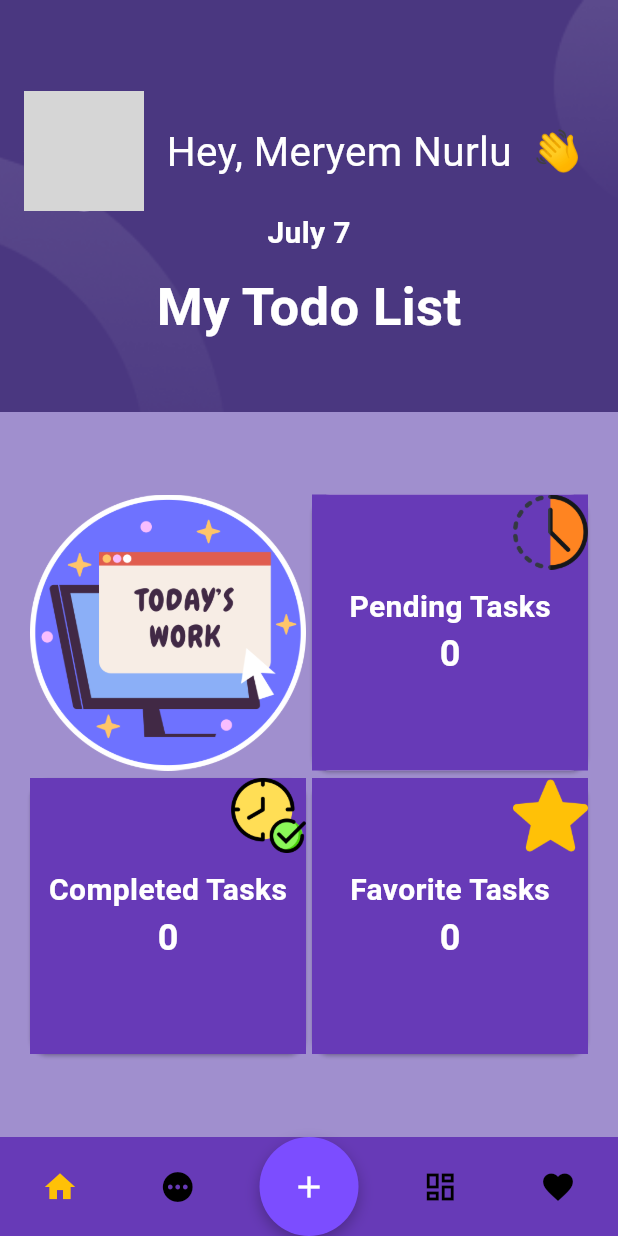
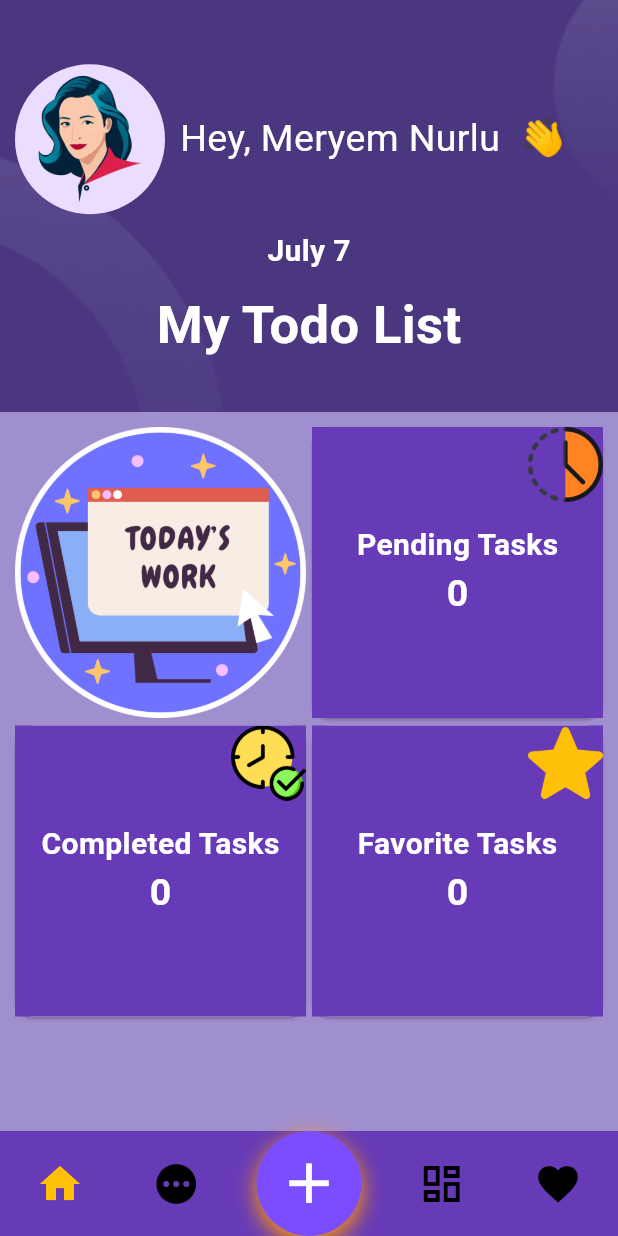
Before and after one commit to nurlumeryem/TasksApp, a Flutter app: the screen it shows after launch, on a phone screen of 412 x 824 dp. Run offline on Flutter 3.47's test engine with Material 3 defaults, Android fonts, the phone set to English and light mode, and no system bars; our stand-ins replace bloc, cloud_firestore, equatable, firebase_auth, firebase_core, flutter_bloc and 4 more; accounts and stored records are empty; grey boxes are pictures that could not be loaded.

Commit message:
constanst

```diff
--- a/lib/core/constants/app_assets.dart
+++ b/lib/core/constants/app_assets.dart
@@ -0,0 +1,10 @@
+class AppAssets {
+  //home view
+  static const profileImage = "assets/images/profile.png";
+  static const headerImage = "assets/images/header.png";
+  static const workImage = "assets/images/work.png";
+  static const clocImage = "assets/images/clock.png";
+  static const timeImage = "assets/images/time.png";
+  static const starImage = "assets/images/star.png";
+  //static const Image = "assets/images/star.png";
+}
--- /dev/null
+++ b/lib/core/constants/app_constant.dart
@@ -0,0 +1,36 @@
+import 'package:flutter/widgets.dart';
+
+class AppConstant {
+  // Static heights
+  static const double height10 = 10.0;
+  static const double height15 = 15.0;
+  static const double height20 = 20.0;
+  static const double height30 = 30.0;
+  static const double height45 = 45.0;
+  static const double height50 = 50.0;
+  static const double height200 = 200.0;
+
+  // Static widths
+  static const double width10 = 10.0;
+  static const double width15 = 15.0;
+  static const double width20 = 20.0;
+  static const double width30 = 30.0;
+  static const double width50 = 50.0;
+  static const double width200 = 200.0;
+
+  // Static font sizes
+  static const double font16 = 16.0;
+  static const double font20 = 20.0;
+  static const double font25 = 25.0;
+  static const double font35 = 35.0;
+
+  // Static radii
+  static const double radius15 = 15.0;
+  static const double radius20 = 20.0;
+  static const double radius50 = 50.0;
+
+  // Static padding values
+  static const EdgeInsets padding10 = EdgeInsets.all(10.0);
+  static const EdgeInsets padding15 = EdgeInsets.all(15.0);
+  static const EdgeInsets padding20 = EdgeInsets.all(20.0);
+}
--- a/lib/core/routes/routes.manager.dart
+++ b/lib/core/routes/routes.manager.dart
@@ -5,9 +5,7 @@ import 'package:tasks_app/core/locator/locator.dart';
 import 'package:tasks_app/core/routes/routes.dart';
 import 'package:tasks_app/models/task_model.dart';
 import 'package:tasks_app/view/tasks/edit_task_view.dart';
-
 import 'package:tasks_app/view/main/main_view.dart';
-import '../../bloc/main_bloc/main_bloc.dart';
 
 final GoRouter router = GoRouter(
   routes: [
--- a/lib/view/home/home_view.dart
+++ b/lib/view/home/home_view.dart
@@ -1,6 +1,8 @@
 import 'package:flutter/material.dart';
 import 'package:intl/intl.dart';
 import 'package:tasks_app/bloc/bloc_exports.dart';
+import 'package:tasks_app/core/constants/app_assets.dart';
+import 'package:tasks_app/core/constants/app_constant.dart';
 import 'package:tasks_app/core/locator/locator.dart';
 import 'package:tasks_app/widgets/card_container_widget.dart';
 
@@ -34,7 +36,7 @@ class _HomeScreenState extends State<HomeScreen> {
                 height: deviceHeight / 3,
                 decoration: const BoxDecoration(
                   image: DecorationImage(
-                    image: AssetImage("assets/images/header.png"),
+                    image: AssetImage(AppAssets.headerImage),
                     fit: BoxFit.cover,
                   ),
                 ),
@@ -42,16 +44,16 @@ class _HomeScreenState extends State<HomeScreen> {
                   mainAxisAlignment: MainAxisAlignment.center,
                   children: [
                     const Padding(
-                      padding: EdgeInsets.only(left: 16, top: 16),
+                      padding: AppConstant.padding10,
                       child: Row(
                         children: [
                           CircleAvatar(
-                            radius: 40,
-                            backgroundImage: NetworkImage(
-                              "https://as1.ftcdn.net/v2/jpg/01/16/24/44/1000_F_116244459_pywR1e0T3H7FPk3LTMjG6jsL3UchDpht.jpg",
-                            ),
+                              radius: AppConstant.radius50,
+                              backgroundImage:
+                                  AssetImage(AppAssets.profileImage)),
+                          SizedBox(
+                            width: AppConstant.width10,
                           ),
-                          SizedBox(width: 15),
                           Column(
                             crossAxisAlignment: CrossAxisAlignment.start,
                             children: [
@@ -59,7 +61,7 @@ class _HomeScreenState extends State<HomeScreen> {
                                 "Hey, Meryem Nurlu  👋",
                                 style: TextStyle(
                                   color: Colors.white,
-                                  fontSize: 27,
+                                  fontSize: AppConstant.font25,
                                   fontWeight: FontWeight.normal,
                                 ),
                               ),
@@ -72,16 +74,16 @@ class _HomeScreenState extends State<HomeScreen> {
                       formattedDate,
                       style: const TextStyle(
                         color: Colors.white,
-                        fontSize: 20,
+                        fontSize: AppConstant.font20,
                         fontWeight: FontWeight.bold,
                       ),
                     ),
-                    const SizedBox(height: 10),
+                    const SizedBox(height: AppConstant.height10),
                     const Text(
                       "My Todo List",
                       style: TextStyle(
                         color: Colors.white,
-                        fontSize: 35,
+                        fontSize: AppConstant.font35,
                         fontWeight: FontWeight.bold,
                       ),
                     ),
@@ -103,9 +105,9 @@ class _HomeScreenState extends State<HomeScreen> {
                         children: [
                           Center(
                             child: Image.asset(
-                              'assets/images/work.png',
-                              width: 200,
-                              height: 200,
+                              AppAssets.workImage,
+                              width: AppConstant.width200,
+                              height: AppConstant.height200,
                             ),
                           ),
                           BlocBuilder<TasksBloc, TasksState>(
@@ -113,7 +115,7 @@ class _HomeScreenState extends State<HomeScreen> {
                               title: "Pending Tasks",
                               count: state.pendingTasks.length,
                               color: const Color.fromRGBO(103, 58, 183, 1),
-                              iconPath: 'assets/images/clock.png',
+                              iconPath: AppAssets.clocImage,
                             ),
                           ),
                           BlocBuilder<TasksBloc, TasksState>(
@@ -121,7 +123,7 @@ class _HomeScreenState extends State<HomeScreen> {
                               title: "Completed Tasks",
                               count: state.completedTasks.length,
                               color: Colors.deepPurple,
-                              iconPath: 'assets/images/time.png',
+                              iconPath: AppAssets.timeImage,
                             ),
                           ),
                           BlocBuilder<TasksBloc, TasksState>(
@@ -129,7 +131,7 @@ class _HomeScreenState extends State<HomeScreen> {
                               title: "Favorite Tasks",
                               count: state.favoriteTasks.length,
                               color: Colors.deepPurple,
-                              iconPath: 'assets/images/star.png',
+                              iconPath: AppAssets.starImage,
                             ),
                           ),
                         ],
@@ -172,8 +174,8 @@ class TaskBox extends StatelessWidget {
               right: 0,
               child: Image.asset(
                 iconPath,
-                width: 50,
-                height: 50,
+                width: AppConstant.width50,
+                height: AppConstant.height50,
               ),
             ),
             Center(
@@ -183,7 +185,7 @@ class TaskBox extends StatelessWidget {
                   Text(
                     title,
                     style: const TextStyle(
-                      fontSize: 20,
+                      fontSize: AppConstant.font20,
                       fontWeight: FontWeight.bold,
                       color: Colors.white,
                     ),
@@ -193,7 +195,7 @@ class TaskBox extends StatelessWidget {
                     Text(
                       count.toString(),
                       style: const TextStyle(
-                        fontSize: 24,
+                        fontSize: AppConstant.font25,
                         fontWeight: FontWeight.bold,
                         color: Colors.white,
                       ),
--- a/lib/view/main/main_view.dart
+++ b/lib/view/main/main_view.dart
@@ -9,7 +9,8 @@ import 'package:tasks_app/view/home/home_view.dart';
 import 'package:tasks_app/view/tasks/pending_view.dart';
 
 class MainView extends StatelessWidget {
-  MainView({super.key});
+  MainView({Key? key}) : super(key: key);
+
   final List<Widget> _pages = [
     const HomeScreen(),
     const PendingView(),
@@ -45,7 +46,7 @@ class MainView extends StatelessWidget {
 }
 
 class CustomBottomNavigationBar extends StatelessWidget {
-  const CustomBottomNavigationBar({super.key});
+  const CustomBottomNavigationBar({Key? key}) : super(key: key);
 
   @override
   Widget build(BuildContext context) {
@@ -119,6 +120,7 @@ class CustomBottomNavigationBar extends StatelessWidget {
   }) {
     return IconButton(
       icon: Icon(icon),
+      iconSize: 32, // Larger icon size
       color: isSelected ? Colors.amber : Colors.black,
       onPressed: onTap,
     );
@@ -128,23 +130,28 @@ class CustomBottomNavigationBar extends StatelessWidget {
     required IconData icon,
     required VoidCallback onTap,
   }) {
-    return Container(
-      width: 66.0,
-      height: 66.0,
+    return GestureDetector(
+      onTap: onTap,
+      child: Container(
+        width: 70.0, // Larger width
+        height: 70.0, // Larger height
         decoration: const BoxDecoration(
           color: Colors.deepPurpleAccent,
           shape: BoxShape.circle,
           boxShadow: [
             BoxShadow(
-            color: Colors.black26,
-            blurRadius: 8.0,
-            offset: Offset(0, 4),
+              color: Colors.orange,
+              blurRadius: 12.0, // Increased blur radius for more shadow effect
+              offset:
+                  Offset(0, 5), // Adjusted offset for better shadow position
             ),
           ],
         ),
-      child: IconButton(
-        icon: Icon(icon, color: Colors.white),
-        onPressed: onTap,
+        child: Icon(
+          icon,
+          color: Colors.white,
+          size: 45, // Larger icon size
+        ),
       ),
     );
   }
--- a/lib/widgets/card_container_widget.dart
+++ b/lib/widgets/card_container_widget.dart
@@ -7,9 +7,6 @@ class CardContainerWidget extends StatelessWidget {
   @override
   Widget build(BuildContext context) {
     return Container(
-      margin: const EdgeInsets.symmetric(horizontal: 10, vertical: 45),
-      decoration: BoxDecoration(
-          color: bgColor, borderRadius: BorderRadius.circular(90)),
       child: child,
     );
   }
```
Also changed, not shown: assets/images/profile.jpg (deleted), assets/images/profile.png (added). Lines whose indentation alone changed are shown as unchanged.
